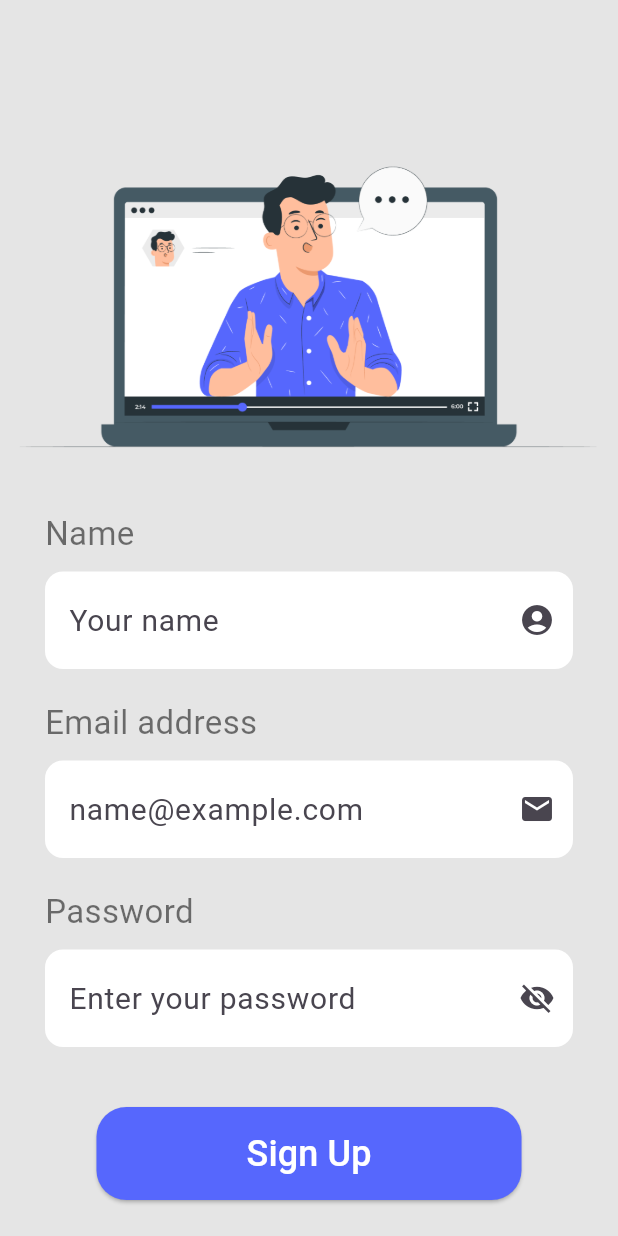
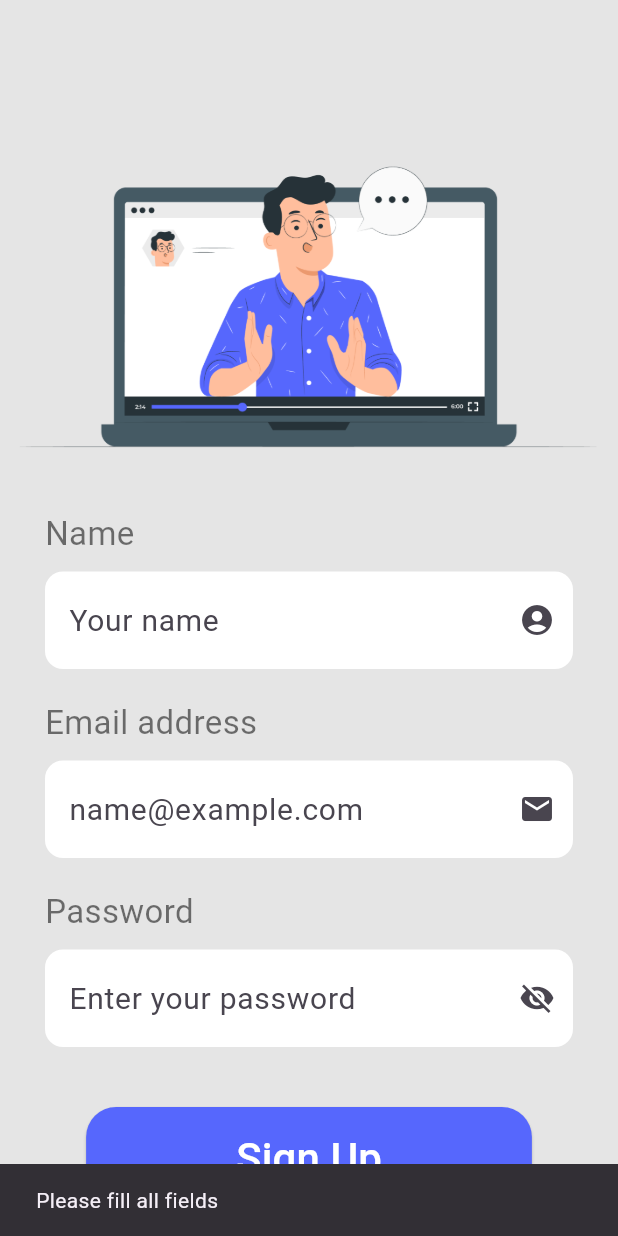
Before and after one commit to wAnekz/Academix, a Flutter app: the SignUpScreen screen opened directly, after a tap on "Sign Up", on a phone screen of 412 x 824 dp. Run offline on Flutter 3.47's test engine with Material 3 defaults, Android fonts, the phone set to English and light mode, and no system bars; our stand-ins replace firebase_auth, firebase_core; accounts and stored records are empty.

Commit message:
пытаюсь настроить firebase. теперь сначало выводится sign up. просто создал пустой country_selection

```diff
--- a/Academix/lib/screens/sign_up_screen.dart
+++ b/Academix/lib/screens/sign_up_screen.dart
@@ -1,12 +1,7 @@
 import 'package:flutter/material.dart';
 import 'package:flutter/gestures.dart';
+import 'package:firebase_auth/firebase_auth.dart';
 import 'sign_in_screen.dart';
-
-void main() {
-  runApp(const MaterialApp(
-    home: SignUpScreen(),
-  ));
-}
 
 class SignUpScreen extends StatefulWidget {
   const SignUpScreen({super.key});
@@ -17,6 +12,29 @@ class SignUpScreen extends StatefulWidget {
 
 class _SignUpScreenState extends State<SignUpScreen> {
   bool _isPasswordVisible = false;
+  final _emailController = TextEditingController();
+  final _passwordController = TextEditingController();
+  final _nameController = TextEditingController();
+
+  Future<void> _signUp() async {
+    if (_nameController.text.isEmpty || _emailController.text.isEmpty || _passwordController.text.isEmpty) {
+      ScaffoldMessenger.of(context).showSnackBar(SnackBar(content: Text('Please fill all fields')));
+      return;
+    }
+
+    try {
+      await FirebaseAuth.instance.createUserWithEmailAndPassword(
+        email: _emailController.text.trim(),
+        password: _passwordController.text.trim(),
+      );
+      Navigator.push(
+        context,
+        MaterialPageRoute(builder: (context) => const SignUpScreen()),
+      );
+    } on FirebaseAuthException catch (e) {
+      ScaffoldMessenger.of(context).showSnackBar(SnackBar(content: Text(e.message ?? 'Error: $e')));
+    }
+  }
 
   @override
   Widget build(BuildContext context) {
@@ -28,12 +46,10 @@ class _SignUpScreenState extends State<SignUpScreen> {
             crossAxisAlignment: CrossAxisAlignment.center,
             children: [
               const SizedBox(height: 40),
-
               const Image(
                 image: AssetImage('assets/images/sign_up.png'),
                 height: 300,
               ),
-
               Padding(
                 padding: const EdgeInsets.symmetric(horizontal: 30),
                 child: const Align(
@@ -48,12 +64,11 @@ class _SignUpScreenState extends State<SignUpScreen> {
                   ),
                 ),
               ),
-
               const SizedBox(height: 10),
-
               Padding(
                 padding: const EdgeInsets.symmetric(horizontal: 30),
                 child: TextFormField(
+                  controller: _nameController,
                   decoration: InputDecoration(
                     labelText: 'Your name',
                     labelStyle: TextStyle(fontSize: 20),
@@ -73,10 +88,7 @@ class _SignUpScreenState extends State<SignUpScreen> {
                   style: const TextStyle(fontSize: 22),
                 ),
               ),
-
-
               const SizedBox(height: 20),
-
               Padding(
                 padding: const EdgeInsets.symmetric(horizontal: 30),
                 child: const Align(
@@ -91,12 +103,11 @@ class _SignUpScreenState extends State<SignUpScreen> {
                   ),
                 ),
               ),
-
               const SizedBox(height: 10),
-
               Padding(
                 padding: const EdgeInsets.symmetric(horizontal: 30),
                 child: TextFormField(
+                  controller: _emailController, // Controller added here
                   decoration: InputDecoration(
                     labelText: 'name@example.com',
                     labelStyle: TextStyle(fontSize: 20),
@@ -116,9 +127,7 @@ class _SignUpScreenState extends State<SignUpScreen> {
                   style: const TextStyle(fontSize: 22),
                 ),
               ),
-
               const SizedBox(height: 20),
-
               Padding(
                 padding: const EdgeInsets.symmetric(horizontal: 30),
                 child: const Align(
@@ -133,12 +142,11 @@ class _SignUpScreenState extends State<SignUpScreen> {
                   ),
                 ),
               ),
-
               const SizedBox(height: 10),
-
               Padding(
                 padding: const EdgeInsets.symmetric(horizontal: 30),
                 child: TextField(
+                  controller: _passwordController,
                   obscureText: !_isPasswordVisible,
                   decoration: InputDecoration(
                     labelText: 'Enter your password',
@@ -170,16 +178,11 @@ class _SignUpScreenState extends State<SignUpScreen> {
                   style: const TextStyle(fontSize: 22),
                 ),
               ),
-
               const SizedBox(height: 40),
-
               ElevatedButton(
-                onPressed: () {
-                  //логика регистрации
-                },
+                onPressed: _signUp,
                 style: ElevatedButton.styleFrom(
-                  padding: const EdgeInsets.symmetric(
-                      horizontal: 100, vertical: 14),
+                  padding: const EdgeInsets.symmetric(horizontal: 100, vertical: 14),
                   backgroundColor: const Color(0xFF5667FD),
                   foregroundColor: Colors.white,
                   shape: RoundedRectangleBorder(
@@ -188,19 +191,17 @@ class _SignUpScreenState extends State<SignUpScreen> {
                 ),
                 child: const Text(
                   'Sign Up',
-                  style: TextStyle(fontSize: 24),
+                  style: TextStyle(fontSize: 28),
                 ),
               ),
-
               const SizedBox(height: 22),
-
               RichText(
                 text: TextSpan(
-                  text: "You have account? ",
+                  text: "You have an account? ",
                   style: const TextStyle(
-                      color: Colors.black54,
-                      fontSize: 22,
-                      fontWeight: FontWeight.w400
+                    color: Colors.black54,
+                    fontSize: 22,
+                    fontWeight: FontWeight.w400,
                   ),
                   children: [
                     TextSpan(
--- a/Academix/lib/screens/welcome_screen.dart
+++ b/Academix/lib/screens/welcome_screen.dart
@@ -1,5 +1,5 @@
 import 'package:flutter/material.dart';
-import 'sign_in_screen.dart';
+import 'sign_up_screen.dart';
 
 class WelcomeScreen extends StatelessWidget {
   const WelcomeScreen({super.key});
@@ -46,7 +46,7 @@ class WelcomeScreen extends StatelessWidget {
               onPressed: () {
                 Navigator.push(
                     context,
-                    MaterialPageRoute(builder: (context) => const SignInScreen())
+                    MaterialPageRoute(builder: (context) => const SignUpScreen())
                 );
               },
               style: ElevatedButton.styleFrom(
--- a/Academix/pubspec.yaml
+++ b/Academix/pubspec.yaml
@@ -35,6 +35,10 @@ dependencies:
   # Use with the CupertinoIcons class for iOS style icons.
   cupertino_icons: ^1.0.8
   firebase_auth: ^5.4.0
+  firebase_storage: ^12.4.0
+  firebase_messaging: ^15.2.0
+  firebase_core: ^3.10.0
+  cloud_firestore: ^5.6.1
 
 dev_dependencies:
   flutter_test:
```
Also changed, not shown: Academix/lib/main.dart (+6 -2 lines), Academix/lib/screens/country_selection_screen.dart (added, +14 -0 lines), Academix/lib/screens/sign_in_screen.dart (+33 -26 lines), Academix/pubspec.lock, 8 other files.
